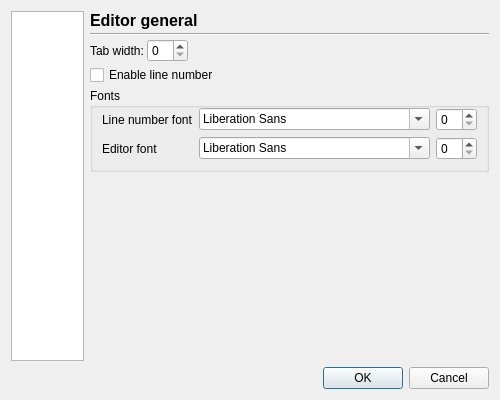
Above: hspide/configdialog.ui from sharkpp/hspide before the change. Below: the same form after it.
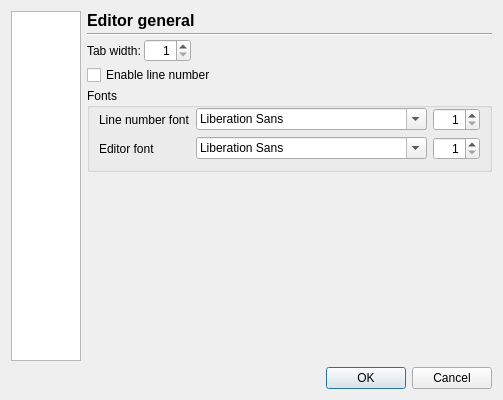
That is the form after the change. Icons and pictures are not drawn.

Commit message: 設定画面の実装中。 ディレクトリ設定を実装。

Diff of the .ui file:
```diff
--- a/hspide/configdialog.ui
+++ b/hspide/configdialog.ui
@@ -220,7 +220,17 @@
             </widget>
            </item>
            <item>
-            <widget class="QSpinBox" name="editorTabWidth"/>
+            <widget class="QSpinBox" name="editorTabWidth">
+             <property name="alignment">
+              <set>Qt::AlignRight|Qt::AlignTrailing|Qt::AlignVCenter</set>
+             </property>
+             <property name="minimum">
+              <number>1</number>
+             </property>
+             <property name="maximum">
+              <number>120</number>
+             </property>
+            </widget>
            </item>
            <item>
             <spacer name="horizontalSpacer">
@@ -296,7 +306,17 @@
                <widget class="QFontComboBox" name="editorLineNumberFont"/>
               </item>
               <item>
-               <widget class="QSpinBox" name="editorLineNumberFontSize"/>
+               <widget class="QSpinBox" name="editorLineNumberFontSize">
+                <property name="alignment">
+                 <set>Qt::AlignRight|Qt::AlignTrailing|Qt::AlignVCenter</set>
+                </property>
+                <property name="minimum">
+                 <number>1</number>
+                </property>
+                <property name="maximum">
+                 <number>128</number>
+                </property>
+               </widget>
               </item>
              </layout>
             </item>
@@ -326,7 +346,17 @@
                <widget class="QFontComboBox" name="editorFont"/>
               </item>
               <item>
-               <widget class="QSpinBox" name="editorFontSize"/>
+               <widget class="QSpinBox" name="editorFontSize">
+                <property name="alignment">
+                 <set>Qt::AlignRight|Qt::AlignTrailing|Qt::AlignVCenter</set>
+                </property>
+                <property name="minimum">
+                 <number>1</number>
+                </property>
+                <property name="maximum">
+                 <number>128</number>
+                </property>
+               </widget>
               </item>
              </layout>
             </item>
```
Left out of the diff: 34 changed lines with no effect on the pictures. The commit also changes 3 other files.
